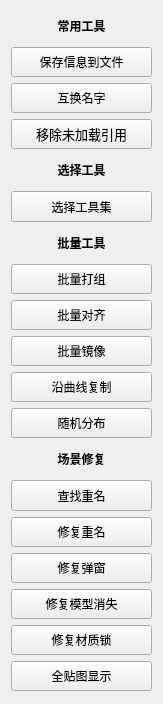
benject/mx_toolpack, file common/mx_common_tools.ui: the form before one commit.
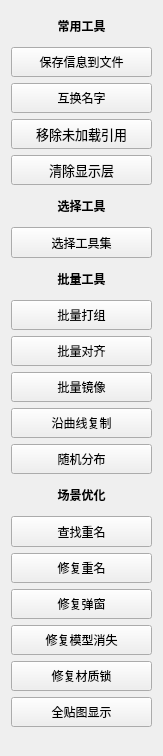
The form after the commit.

The edit to the form file:
```diff
--- a/common/mx_common_tools.ui
+++ b/common/mx_common_tools.ui
@@ -7,7 +7,7 @@
     <x>0</x>
     <y>0</y>
     <width>163</width>
-    <height>704</height>
+    <height>756</height>
    </rect>
   </property>
   <property name="sizePolicy">
@@ -25,11 +25,11 @@
      <x>11</x>
      <y>11</y>
      <width>141</width>
-     <height>680</height>
+     <height>716</height>
     </rect>
    </property>
    <layout class="QGridLayout" name="gridLayout">
-    <item row="8" column="0">
+    <item row="9" column="0">
      <widget class="QPushButton" name="pushButton">
       <property name="sizePolicy">
        <sizepolicy hsizetype="Preferred" vsizetype="Minimum">
@@ -54,7 +54,57 @@
       </property>
      </widget>
     </item>
-    <item row="14" column="0">
+    <item row="20" column="0">
+     <widget class="QPushButton" name="pushButton_10">
+      <property name="sizePolicy">
+       <sizepolicy hsizetype="Preferred" vsizetype="Minimum">
+        <horstretch>0</horstretch>
+        <verstretch>0</verstretch>
+       </sizepolicy>
+      </property>
+      <property name="minimumSize">
+       <size>
+        <width>100</width>
+        <height>30</height>
+       </size>
+      </property>
+      <property name="font">
+       <font>
+        <family>Arial</family>
+        <pointsize>9</pointsize>
+       </font>
+      </property>
+      <property name="text">
+       <string>修复模型消失</string>
+      </property>
+     </widget>
+    </item>
+    <item row="12" column="0">
+     <widget class="QPushButton" name="pushButton_9">
+      <property name="sizePolicy">
+       <sizepolicy hsizetype="Preferred" vsizetype="Minimum">
+        <horstretch>0</horstretch>
+        <verstretch>0</verstretch>
+       </sizepolicy>
+      </property>
+      <property name="minimumSize">
+       <size>
+        <width>100</width>
+        <height>30</height>
+       </size>
+      </property>
+      <property name="font">
+       <font>
+        <family>Arial</family>
+        <pointsize>9</pointsize>
+       </font>
+      </property>
+      <property name="text">
+       <string>沿曲线复制</string>
+      </property>
+     </widget>
+    </item>
+    <item row="15" column="0">
      <widget class="QLabel" name="label">
       <property name="minimumSize">
        <size>
@@ -71,14 +121,14 @@
        </font>
       </property>
       <property name="text">
-       <string>场景修复</string>
+       <string>场景优化</string>
       </property>
       <property name="alignment">
        <set>Qt::AlignCenter</set>
       </property>
      </widget>
     </item>
-    <item row="9" column="0">
+    <item row="10" column="0">
      <widget class="QPushButton" name="pushButton_6">
       <property name="sizePolicy">
        <sizepolicy hsizetype="Preferred" vsizetype="Minimum">
@@ -103,7 +153,7 @@
       </property>
      </widget>
     </item>
-    <item row="19" column="0">
+    <item row="21" column="0">
      <widget class="QPushButton" name="pushButton_12">
       <property name="sizePolicy">
        <sizepolicy hsizetype="Preferred" vsizetype="Minimum">
@@ -128,8 +178,8 @@
       </property>
      </widget>
     </item>
-    <item row="11" column="0">
-     <widget class="QPushButton" name="pushButton_9">
+    <item row="14" column="0">
+     <widget class="QPushButton" name="pushButton_2">
       <property name="sizePolicy">
        <sizepolicy hsizetype="Preferred" vsizetype="Minimum">
         <horstretch>0</horstretch>
@@ -149,32 +199,7 @@
        </font>
       </property>
       <property name="text">
-       <string>沿曲线复制</string>
-      </property>
-     </widget>
-    </item>
-    <item row="18" column="0">
-     <widget class="QPushButton" name="pushButton_10">
-      <property name="sizePolicy">
-       <sizepolicy hsizetype="Preferred" vsizetype="Minimum">
-        <horstretch>0</horstretch>
-        <verstretch>0</verstretch>
-       </sizepolicy>
-      </property>
-      <property name="minimumSize">
-       <size>
-        <width>100</width>
-        <height>30</height>
-       </size>
-      </property>
-      <property name="font">
-       <font>
-        <family>Arial</family>
-        <pointsize>9</pointsize>
-       </font>
-      </property>
-      <property name="text">
-       <string>修复模型消失</string>
+       <string>随机分布</string>
       </property>
      </widget>
     </item>
@@ -203,32 +228,7 @@
       </property>
      </widget>
     </item>
-    <item row="17" column="0">
-     <widget class="QPushButton" name="pushButton_5">
-      <property name="sizePolicy">
-       <sizepolicy hsizetype="Preferred" vsizetype="Minimum">
-        <horstretch>0</horstretch>
-        <verstretch>0</verstretch>
-       </sizepolicy>
-      </property>
-      <property name="minimumSize">
-       <size>
-        <width>100</width>
-        <height>30</height>
-       </size>
-      </property>
-      <property name="font">
-       <font>
-        <family>Arial</family>
-        <pointsize>9</pointsize>
-       </font>
-      </property>
-      <property name="text">
-       <string>修复弹窗</string>
-      </property>
-     </widget>
-    </item>
-    <item row="16" column="0">
+    <item row="18" column="0">
      <widget class="QPushButton" name="pushButton_4">
       <property name="sizePolicy">
        <sizepolicy hsizetype="Preferred" vsizetype="Minimum">
@@ -253,8 +253,8 @@
       </property>
      </widget>
     </item>
-    <item row="13" column="0">
-     <widget class="QPushButton" name="pushButton_2">
+    <item row="19" column="0">
+     <widget class="QPushButton" name="pushButton_5">
       <property name="sizePolicy">
        <sizepolicy hsizetype="Preferred" vsizetype="Minimum">
         <horstretch>0</horstretch>
@@ -274,7 +274,32 @@
        </font>
       </property>
       <property name="text">
-       <string>随机分布</string>
+       <string>修复弹窗</string>
+      </property>
+     </widget>
+    </item>
+    <item row="11" column="0">
+     <widget class="QPushButton" name="pushButton_14">
+      <property name="sizePolicy">
+       <sizepolicy hsizetype="Preferred" vsizetype="Minimum">
+        <horstretch>0</horstretch>
+        <verstretch>0</verstretch>
+       </sizepolicy>
+      </property>
+      <property name="minimumSize">
+       <size>
+        <width>100</width>
+        <height>30</height>
+       </size>
+      </property>
+      <property name="font">
+       <font>
+        <family>Arial</family>
+        <pointsize>9</pointsize>
+       </font>
+      </property>
+      <property name="text">
+       <string>批量镜像</string>
       </property>
      </widget>
     </item>
@@ -302,7 +327,7 @@
       </property>
      </widget>
     </item>
-    <item row="15" column="0">
+    <item row="17" column="0">
      <widget class="QPushButton" name="pushButton_3">
       <property name="sizePolicy">
        <sizepolicy hsizetype="Preferred" vsizetype="Minimum">
@@ -327,32 +352,7 @@
       </property>
      </widget>
     </item>
-    <item row="10" column="0">
-     <widget class="QPushButton" name="pushButton_14">
-      <property name="sizePolicy">
-       <sizepolicy hsizetype="Preferred" vsizetype="Minimum">
-        <horstretch>0</horstretch>
-        <verstretch>0</verstretch>
-       </sizepolicy>
-      </property>
-      <property name="minimumSize">
-       <size>
-        <width>100</width>
-        <height>30</height>
-       </size>
-      </property>
-      <property name="font">
-       <font>
-        <family>Arial</family>
-        <pointsize>9</pointsize>
-       </font>
-      </property>
-      <property name="text">
-       <string>批量镜像</string>
-      </property>
-     </widget>
-    </item>
-    <item row="20" column="0">
+    <item row="22" column="0">
      <widget class="QPushButton" name="pushButton_13">
       <property name="minimumSize">
        <size>
@@ -371,7 +371,7 @@
       </property>
      </widget>
     </item>
-    <item row="4" column="0">
+    <item row="5" column="0">
      <widget class="QLabel" name="label_4">
       <property name="minimumSize">
        <size>
@@ -395,55 +395,6 @@
       </property>
      </widget>
     </item>
-    <item row="5" column="0">
-     <widget class="QPushButton" name="pushButton_11">
-      <property name="sizePolicy">
-       <sizepolicy hsizetype="Preferred" vsizetype="Minimum">
-        <horstretch>0</horstretch>
-        <verstretch>0</verstretch>
-       </sizepolicy>
-      </property>
-      <property name="minimumSize">
-       <size>
-        <width>100</width>
-        <height>30</height>
-       </size>
-      </property>
-      <property name="font">
-       <font>
-        <family>Arial</family>
-        <pointsize>9</pointsize>
-       </font>
-      </property>
-      <property name="text">
-       <string>选择工具集</string>
-      </property>
-     </widget>
-    </item>
-    <item row="6" column="0">
-     <widget class="QLabel" name="label_2">
-      <property name="minimumSize">
-       <size>
-        <width>100</width>
-        <height>30</height>
-       </size>
-      </property>
-      <property name="font">
-       <font>
-        <family>Arial</family>
-        <pointsize>9</pointsize>
-        <weight>75</weight>
-        <bold>true</bold>
-       </font>
-      </property>
-      <property name="text">
-       <string>批量工具</string>
-      </property>
-      <property name="alignment">
-       <set>Qt::AlignCenter</set>
-      </property>
-     </widget>
-    </item>
     <item row="1" column="0">
      <widget class="QPushButton" name="pushButton_7">
       <property name="sizePolicy">
@@ -488,6 +439,74 @@
       </property>
      </widget>
     </item>
+    <item row="7" column="0">
+     <widget class="QLabel" name="label_2">
+      <property name="minimumSize">
+       <size>
+        <width>100</width>
+        <height>30</height>
+       </size>
+      </property>
+      <property name="font">
+       <font>
+        <family>Arial</family>
+        <pointsize>9</pointsize>
+        <weight>75</weight>
+        <bold>true</bold>
+       </font>
+      </property>
+      <property name="text">
+       <string>批量工具</string>
+      </property>
+      <property name="alignment">
+       <set>Qt::AlignCenter</set>
+      </property>
+     </widget>
+    </item>
+    <item row="6" column="0">
+     <widget class="QPushButton" name="pushButton_11">
+      <property name="sizePolicy">
+       <sizepolicy hsizetype="Preferred" vsizetype="Minimum">
+        <horstretch>0</horstretch>
+        <verstretch>0</verstretch>
+       </sizepolicy>
+      </property>
+      <property name="minimumSize">
+       <size>
+        <width>100</width>
+        <height>30</height>
+       </size>
+      </property>
+      <property name="font">
+       <font>
+        <family>Arial</family>
+        <pointsize>9</pointsize>
+       </font>
+      </property>
+      <property name="text">
+       <string>选择工具集</string>
+      </property>
+     </widget>
+    </item>
+    <item row="4" column="0">
+     <widget class="QPushButton" name="pushButton_16">
+      <property name="minimumSize">
+       <size>
+        <width>100</width>
+        <height>30</height>
+       </size>
+      </property>
+      <property name="font">
+       <font>
+        <family>Arial</family>
+        <pointsize>10</pointsize>
+       </font>
+      </property>
+      <property name="text">
+       <string>清除显示层</string>
+      </property>
+     </widget>
+    </item>
    </layout>
   </widget>
  </widget>
```
